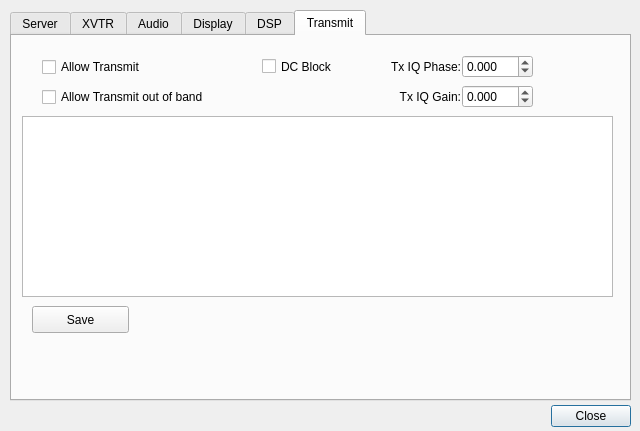
This is trunk/src/QtRadio/Configure.ui in alexlee188/ghpsdr3-alex as Qt 5 draws it before an edit. The edited form follows.
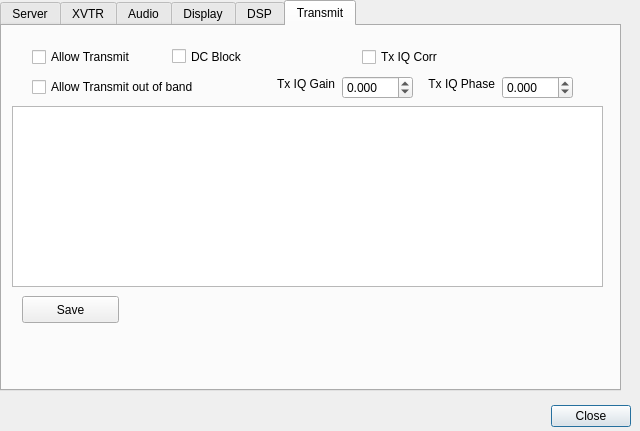
This is the edited form. The open tabs and pages were chosen to show the change.

What changed in the file:
```diff
--- a/trunk/src/QtRadio/Configure.ui
+++ b/trunk/src/QtRadio/Configure.ui
@@ -44,8 +44,8 @@
   <widget class="QTabWidget" name="tabWidget">
    <property name="geometry">
     <rect>
-     <x>10</x>
-     <y>10</y>
+     <x>0</x>
+     <y>0</y>
      <width>621</width>
      <height>391</height>
     </rect>
@@ -2102,7 +2102,7 @@
     <widget class="QCheckBox" name="txDCBlockCheckBox">
      <property name="geometry">
       <rect>
-       <x>250</x>
+       <x>170</x>
        <y>20</y>
        <width>85</width>
        <height>21</height>
@@ -2115,8 +2115,8 @@
     <widget class="QDoubleSpinBox" name="txIQPhaseSpinBox">
      <property name="geometry">
       <rect>
-       <x>450</x>
-       <y>19</y>
+       <x>500</x>
+       <y>50</y>
        <width>71</width>
        <height>23</height>
       </rect>
@@ -2134,14 +2134,14 @@
     <widget class="QLabel" name="label_36">
      <property name="geometry">
       <rect>
-       <x>366</x>
-       <y>23</y>
+       <x>410</x>
+       <y>50</y>
        <width>83</width>
        <height>15</height>
       </rect>
      </property>
      <property name="text">
-      <string>Tx IQ Phase:</string>
+      <string>Tx IQ Phase</string>
      </property>
      <property name="alignment">
       <set>Qt::AlignRight|Qt::AlignTrailing|Qt::AlignVCenter</set>
@@ -2150,14 +2150,14 @@
     <widget class="QLabel" name="label_37">
      <property name="geometry">
       <rect>
-       <x>366</x>
-       <y>53</y>
+       <x>250</x>
+       <y>50</y>
        <width>83</width>
        <height>15</height>
       </rect>
      </property>
      <property name="text">
-      <string>Tx IQ Gain:</string>
+      <string>Tx IQ Gain</string>
      </property>
      <property name="alignment">
       <set>Qt::AlignRight|Qt::AlignTrailing|Qt::AlignVCenter</set>
@@ -2166,8 +2166,8 @@
     <widget class="QDoubleSpinBox" name="txIQGainSpinBox">
      <property name="geometry">
       <rect>
-       <x>450</x>
-       <y>49</y>
+       <x>340</x>
+       <y>50</y>
        <width>71</width>
        <height>23</height>
       </rect>
@@ -2182,6 +2182,19 @@
       <double>0.100000000000000</double>
      </property>
     </widget>
+    <widget class="QCheckBox" name="txIQCheckBox">
+     <property name="geometry">
+      <rect>
+       <x>360</x>
+       <y>20</y>
+       <width>98</width>
+       <height>22</height>
+      </rect>
+     </property>
+     <property name="text">
+      <string>Tx IQ Corr</string>
+     </property>
+    </widget>
    </widget>
   </widget>
  </widget>
```
Left out of the diff: 26 changed lines with no effect on the pictures.
